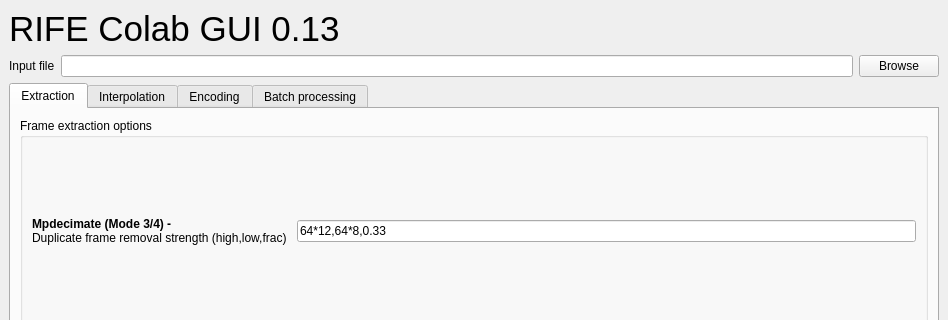
The window that main_gui.ui (HeylonNHP/RIFE-Colab) describes before a commit, drawn with Qt 5; both pictures show x 0 to 948 and y 0 to 320 of the 948 by 646 pixel window.
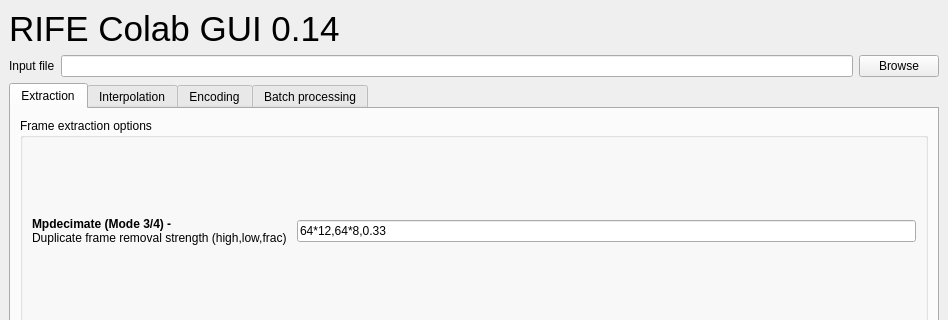
The same window after the commit.

```diff
--- a/main_gui.ui
+++ b/main_gui.ui
@@ -37,7 +37,7 @@
          </font>
         </property>
         <property name="text">
-         <string>&lt;html&gt;&lt;head/&gt;&lt;body&gt;&lt;p&gt;RIFE Colab GUI 0.13&lt;/p&gt;&lt;/body&gt;&lt;/html&gt;</string>
+         <string>&lt;html&gt;&lt;head/&gt;&lt;body&gt;&lt;p&gt;RIFE Colab GUI 0.14&lt;/p&gt;&lt;/body&gt;&lt;/html&gt;</string>
         </property>
        </widget>
       </item>
```
